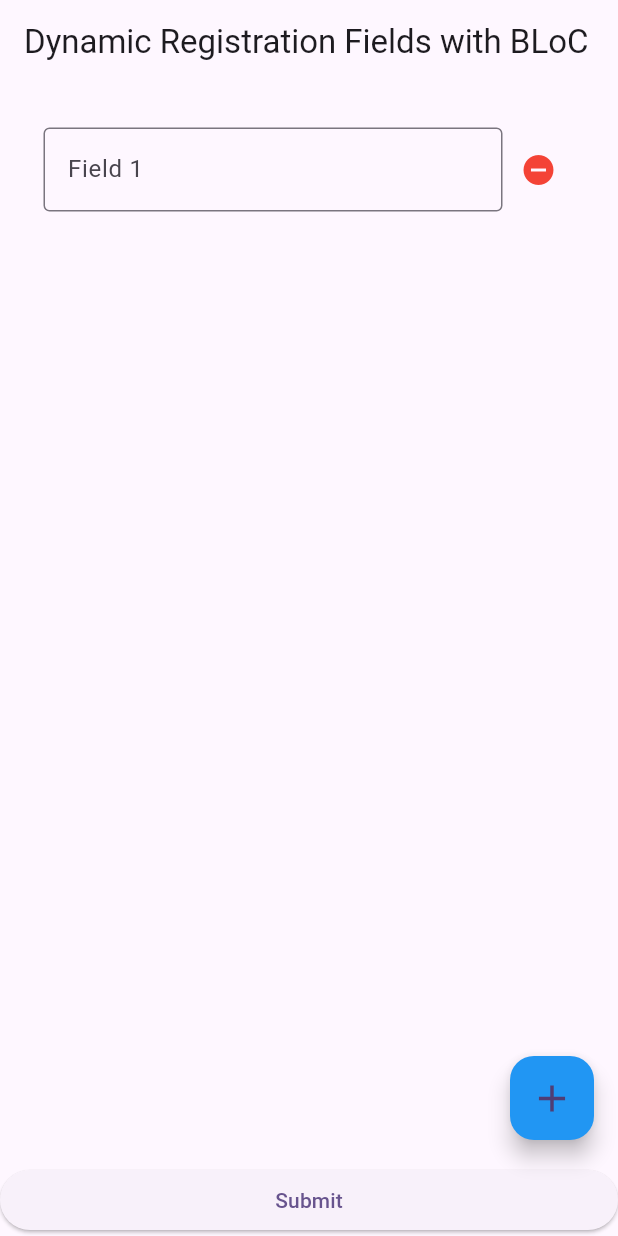
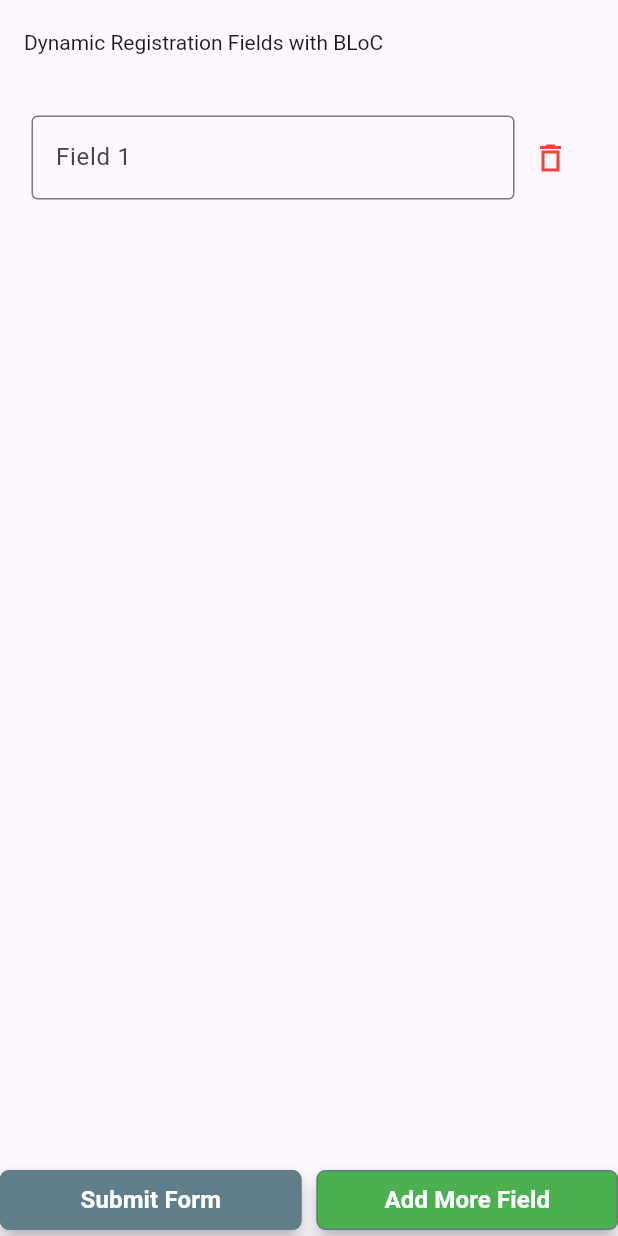
Before and after one commit to regendraSuman2017/dynamin_text_form_field, a Flutter app: the screen it shows after launch, on a phone screen of 412 x 824 dp. Run offline on Flutter 3.47's test engine with Material 3 defaults, Android fonts, the light colour scheme and no system bars; our stand-ins replace bloc, flutter_bloc.

Commit message:
create button

```diff
--- a/lib/features/registraction_form/view/registration_view_page.dart
+++ b/lib/features/registraction_form/view/registration_view_page.dart
@@ -38,7 +38,7 @@ class _DynamicRegistrationWidgetState extends State<DynamicRegistrationWidget> {
   List<GlobalKey<FormFieldState>> _fieldKeys = [];
 
   // List of FocusNodes to manage focus on each field
-  List<FocusNode> _focusNodes = [];
+
 
   @override
   void initState() {
@@ -50,14 +50,13 @@ class _DynamicRegistrationWidgetState extends State<DynamicRegistrationWidget> {
   @override
   Widget build(BuildContext context) {
     // Create a FocusNode for each field
-    FocusNode focusNode = FocusNode();
-    _focusNodes.add(focusNode);
+
     return Scaffold(
       appBar: AppBar(
-        title: Text('Dynamic Registration Fields with BLoC'),
+        title: Text('Dynamic Registration Fields with BLoC',style: TextStyle(fontSize: 14),),
       ),
       body: Padding(
-        padding: const EdgeInsets.all(16.0),
+        padding: const EdgeInsets.all(8.0),
         child: BlocBuilder<RegistrationBloc, RegistrationState>(
           builder: (context, state) {
             if (state is RegistrationInitialState) {
@@ -67,12 +66,11 @@ class _DynamicRegistrationWidgetState extends State<DynamicRegistrationWidget> {
             }
             if (state is RegistrationFieldsState) {
               // Update the list of field keys and focus nodes based on the number of controllers
-              _fieldKeys = List.generate(
-                  state.controllers.length, (index) => GlobalKey<FormFieldState>());
-              _focusNodes = List.generate(
-                  state.controllers.length, (index) => FocusNode());
+              _fieldKeys = List.generate(state.controllers.length, (index) => GlobalKey<FormFieldState>());
 
-              return Form(
+              return Column(
+                children: [
+                  Form(
                     key: _formKey, // Assign the global key here
                     child: Container(
                       height: MediaQuery.of(context).size.height * 0.7,
@@ -89,7 +87,6 @@ class _DynamicRegistrationWidgetState extends State<DynamicRegistrationWidget> {
                                   child: TextFormField(
                                     controller: state.controllers[index],
                                     key: _fieldKeys[index], // Assign GlobalKey here
-                                focusNode: _focusNodes[index], // Assign FocusNode here
                                     decoration: InputDecoration(
                                       labelText: 'Field ${index + 1}',
                                       border: OutlineInputBorder(),
@@ -104,13 +101,11 @@ class _DynamicRegistrationWidgetState extends State<DynamicRegistrationWidget> {
                                   ),
                                 ),
                                 IconButton(
-                              icon: Icon(Icons.remove_circle, color: Colors.red),
+                                  icon: Icon(Icons.delete_outline_sharp, color: Colors.red),
                                   onPressed: () {
-                                BlocProvider.of<RegistrationBloc>(context)
-                                    .add(RemoveFieldEvent(index));
+                                    BlocProvider.of<RegistrationBloc>(context).add(RemoveFieldEvent(index));
                                     // Remove the corresponding GlobalKey and FocusNode when a field is removed
                                     _fieldKeys.removeAt(index);
-                                _focusNodes.removeAt(index);
                                   },
                                 ),
                               ],
@@ -119,33 +114,83 @@ class _DynamicRegistrationWidgetState extends State<DynamicRegistrationWidget> {
                         },
                       ),
                     ),
+                  ),
+
+                ],
               );
             }
             return Container();
           },
         ),
       ),
-      floatingActionButton: FloatingActionButton(
-        onPressed: () {
-          // Add a new field when button is clicked
-          BlocProvider.of<RegistrationBloc>(context).add(AddFieldEvent());
-        },
-        backgroundColor: Colors.blue,
-        child: Icon(Icons.add, size: 30),
+
+      bottomNavigationBar: Row(
+        children: [
+          Expanded(
+            child: ElevatedButton(
+              style: ButtonStyle(
+                backgroundColor: WidgetStateProperty.all<Color>(Colors.blueGrey), // Fixed the backgroundColor declaration
+                padding: WidgetStateProperty.all<EdgeInsetsGeometry>(EdgeInsets.symmetric(vertical: 8.0, horizontal: 25.0)), // Add padding for better visual spacing
+                elevation: WidgetStateProperty.all<double>(5), // Add elevation for a shadow effect
+                shape: WidgetStateProperty.all<RoundedRectangleBorder>(
+                  RoundedRectangleBorder(
+                    borderRadius: BorderRadius.circular(6.0), // Rounded corners
                   ),
-      bottomNavigationBar: ElevatedButton(
+                ),
+                side: WidgetStateProperty.all<BorderSide>(BorderSide(color: Colors.blueGrey, width: 1)), // Optional: Border with color
+              ),
               onPressed: () {
                 // Validate the form
                 if (_formKey.currentState?.validate() ?? false) {
                   // If form is valid, submit it
-            BlocProvider.of<RegistrationBloc>(context)
-                .add(SubmitRegistrationEvent());
+                  context.read<RegistrationBloc>().add(SubmitRegistrationEvent());
                 } else {
-            // If form is invalid, scroll to the first invalid field
                   _scrollToFirstInvalidField();
                 }
               },
-        child: Text('Submit'),
+              child: Text(
+                'Submit Form',
+                style: TextStyle(
+                  color: Colors.white, // Text color for better contrast
+                  fontWeight: FontWeight.bold, // Bold text for emphasis
+                  fontSize: 16.0, // Optional: Adjust font size
+                ),
+              ),
+            )
+
+          ),
+SizedBox(width: 10,),
+          Expanded(
+              child: ElevatedButton(
+                style: ButtonStyle(
+                  backgroundColor: WidgetStateProperty.all<Color>(Colors.green), // Fixed the backgroundColor declaration
+                  padding: WidgetStateProperty.all<EdgeInsetsGeometry>(EdgeInsets.symmetric(vertical: 8.0, horizontal: 25.0)), // Add padding for better visual spacing
+                  elevation: WidgetStateProperty.all<double>(5), // Add elevation for a shadow effect
+                  shape: WidgetStateProperty.all<RoundedRectangleBorder>(
+                    RoundedRectangleBorder(
+                      borderRadius: BorderRadius.circular(6.0), // Rounded corners
+                    ),
+                  ),
+                  side: WidgetStateProperty.all<BorderSide>(BorderSide(color: Colors.blueGrey, width: 1)), // Optional: Border with color
+                ),
+                onPressed: () {
+
+                    // If form is valid, submit it
+                    context.read<RegistrationBloc>().add(AddFieldEvent());
+                },
+                child: Text(
+                  'Add More Field',
+                  style: TextStyle(
+                    color: Colors.white, // Text color for better contrast
+                    fontWeight: FontWeight.bold, // Bold text for emphasis
+                    fontSize: 16.0, // Optional: Adjust font size
+                  ),
+                ),
+              )
+
+          ),
+
+        ],
       ),
     );
   }
@@ -155,7 +200,7 @@ class _DynamicRegistrationWidgetState extends State<DynamicRegistrationWidget> {
     final formState = _formKey.currentState;
     if (formState != null) {
       for (int index = 0; index < _fieldKeys.length; index++) {
-        final focusNode = _focusNodes[index];
+        // final focusNode = _focusNodes[index];
         // Check if the field at the current index is invalid
         final fieldState =  _fieldKeys[index].currentState!.validate();
         print("sdjskdh ${fieldState}");
```
Lines whose indentation alone changed are shown as unchanged.
